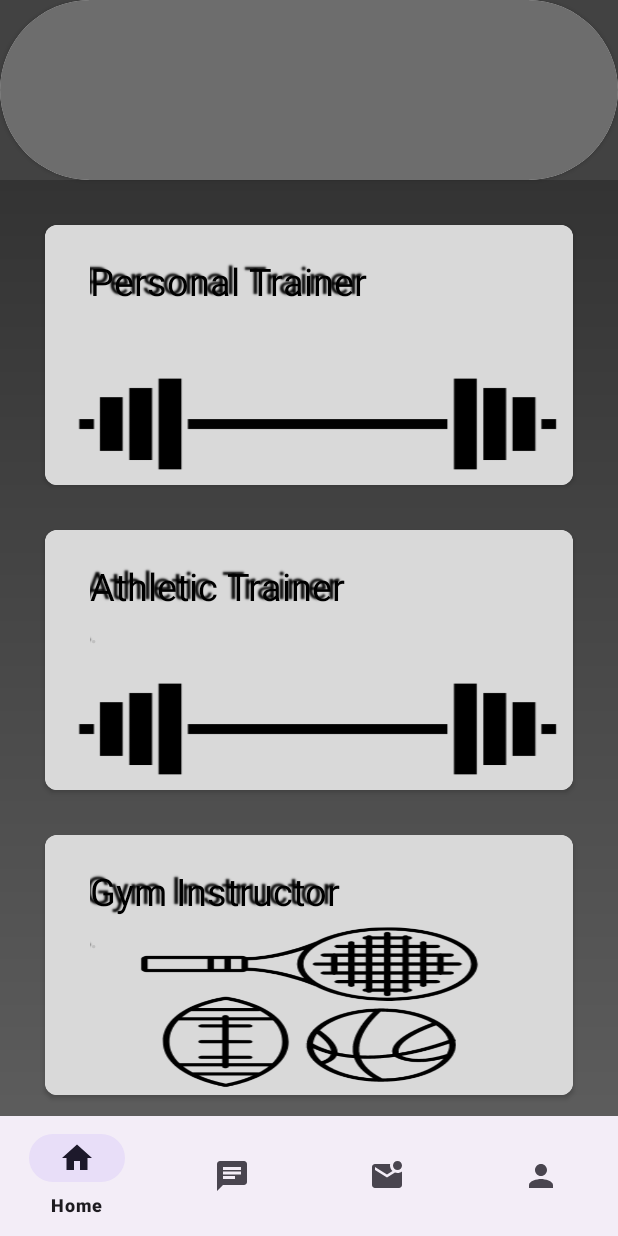
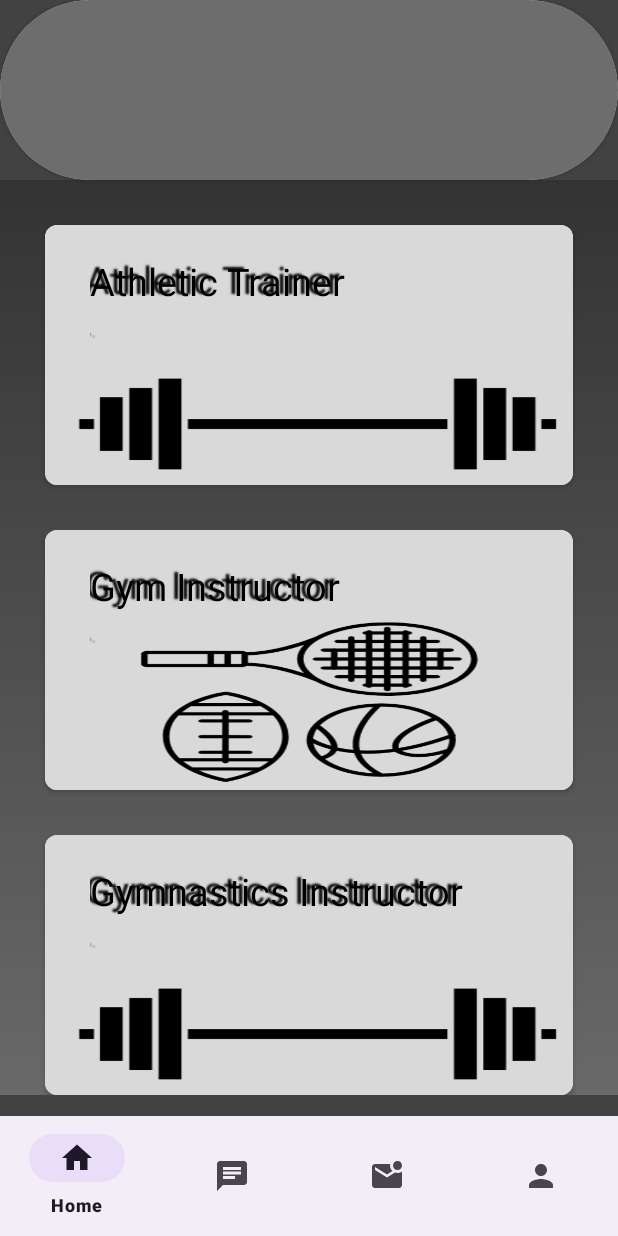
Before and after one commit to BradlyVinceGorgonio/EasyBook, an Android app: the screen it shows after launch once a user with an empty profile is signed in (HomeFragmentsActivity), after a tap on "Fitness Trainer", on a phone screen of 412 x 824 dp. Run offline under Robolectric (Android 15) with nearby library versions, the phone set to English and light mode, and no system bars; our stand-ins replace Firebase (no records; nobody signed in at launch, a user with empty details on screens opened directly).

Commit message:
Easy Booking

```diff
--- a/app/src/main/res/layout/fragment_fitness.xml
+++ b/app/src/main/res/layout/fragment_fitness.xml
@@ -62,55 +62,6 @@
                 android:orientation="vertical">
 
 
-                <androidx.cardview.widget.CardView
-                    android:id="@+id/PersonalIns"
-                    android:layout_width="match_parent"
-                    android:layout_height="173dp"
-                    android:layout_marginLeft="30dp"
-                    android:layout_marginTop="30dp"
-                    android:layout_marginRight="30dp"
-                    app:cardCornerRadius="8dp">
-
-                    <LinearLayout
-
-                        android:layout_width="match_parent"
-                        android:layout_height="match_parent"
-                        android:background="@drawable/fitness"
-                        android:orientation="vertical">
-
-                        <LinearLayout
-                            android:layout_width="match_parent"
-                            android:layout_height="wrap_content"
-                            android:layout_marginLeft="30dp"
-                            android:layout_marginTop="20dp"
-                            android:layout_marginRight="30dp"
-                            android:orientation="horizontal">
-
-                            <LinearLayout
-                                android:layout_width="wrap_content"
-                                android:layout_height="wrap_content"
-                                android:orientation="vertical">
-
-                                <TextView
-                                    android:layout_width="wrap_content"
-                                    android:layout_height="wrap_content"
-                                    android:shadowColor="#000"
-                                    android:shadowDx="-5"
-                                    android:shadowDy="-2"
-                                    android:shadowRadius="1"
-                                    android:text="Personal Trainer"
-                                    android:textColor="#000000"
-                                    android:textSize="25dp"></TextView>
-
-
-
-                            </LinearLayout>
-
-                        </LinearLayout>
-
-                    </LinearLayout>
-
-                </androidx.cardview.widget.CardView>
 
                 <androidx.cardview.widget.CardView
                     android:id="@+id/AthleticIns"
--- a/app/src/main/res/layout/item_user.xml
+++ b/app/src/main/res/layout/item_user.xml
@@ -5,12 +5,14 @@
     android:layout_width="match_parent"
     android:layout_height="120dp"
     android:layout_marginTop="10sp"
-    android:layout_marginBottom="10sp">
+    android:layout_marginBottom="10sp"
+    android:background="@drawable/textview_border">
 
     <LinearLayout
         android:layout_width="match_parent"
         android:layout_height="wrap_content"
-        android:orientation="horizontal">
+        android:orientation="horizontal"
+        >
 
         <ImageView
             android:id="@+id/profileImage"
@@ -18,12 +20,14 @@
             android:layout_width="120dp"
             android:layout_height="120dp"
             android:src="@drawable/personvector"
+            android:background="@drawable/textview_border"
             />
 
         <LinearLayout
             android:layout_width="match_parent"
             android:layout_height="wrap_content"
             android:orientation="vertical"
+
             >
 
             <TextView
@@ -32,26 +36,30 @@
                 android:layout_height="wrap_content"
                 android:textSize="30sp"
                 android:text="Name"
+                android:background="@drawable/textview_border"
                 />
 
             <TextView
                 android:layout_width="match_parent"
                 android:layout_height="wrap_content"
                 android:text="Verified"
-                android:textColor="#00ACEE"/>
+                android:textColor="#00ACEE"
+                android:background="@drawable/textview_border"/>
+
             <TextView
-                android:layout_marginTop="5sp"
                 android:layout_width="match_parent"
                 android:layout_height="wrap_content"
                 android:id="@+id/trainerPrice"
                 android:text="Price per session: P"
-                android:textSize="14dp"/>
+                android:textSize="16dp"
+                android:background="@drawable/textview_border"/>
             <TextView
                 android:id="@+id/trainerDescription"
                 android:layout_width="match_parent"
                 android:layout_height="wrap_content"
                 android:text="Not yet verified \nSatisfied Clients: \nFitness Expert"
                 android:textSize="14sp"
+                android:background="@drawable/textview_border"
                 />
 
         </LinearLayout>
```
